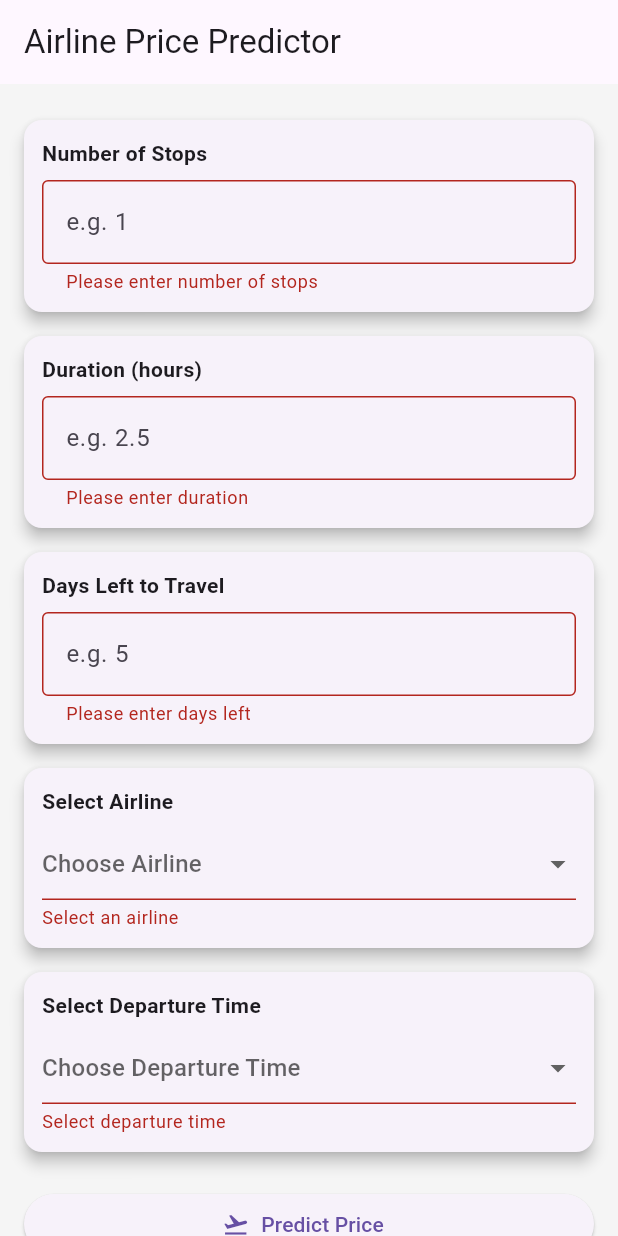
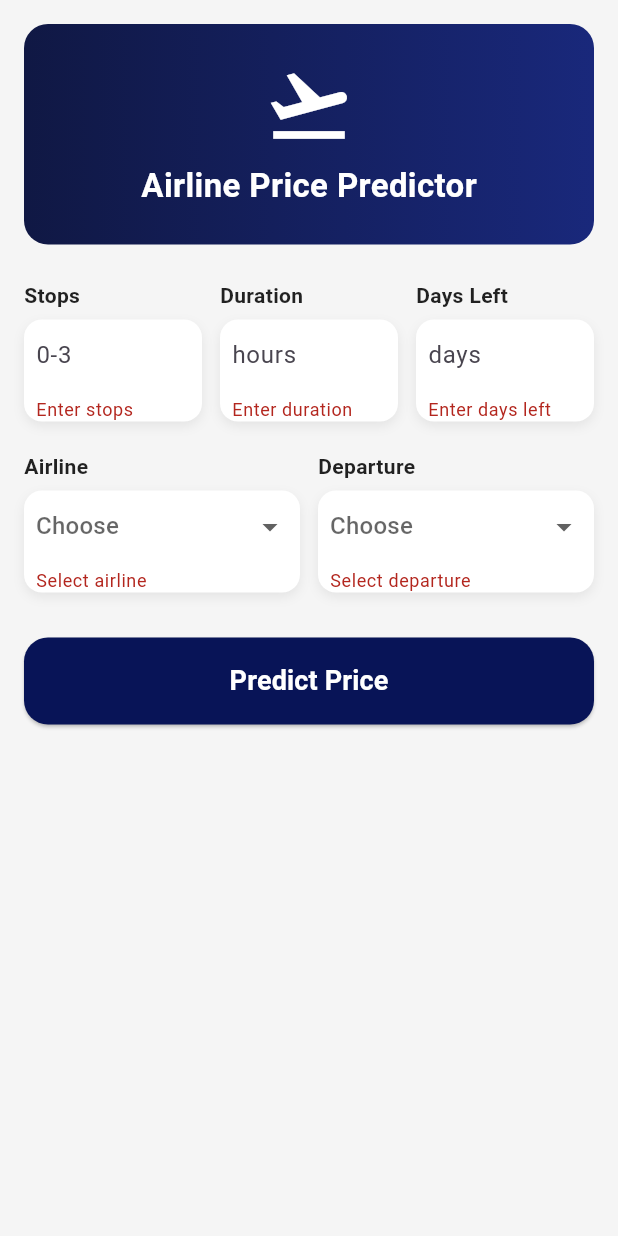
Before and after one commit to Sharif2138/Mobile-App-Regression-Analysis, a Flutter app: the screen it shows after launch, after a tap on "Predict Price", on a phone screen of 412 x 824 dp. Run offline on Flutter 3.47's test engine with Material 3 defaults, Android fonts, the light colour scheme and no system bars.

Commit message:
connected api to flutter app

```diff
--- a/summatives/flutter_mobile_app/lib/main.dart
+++ b/summatives/flutter_mobile_app/lib/main.dart
@@ -1,3 +1,5 @@
+// ignore_for_file: use_build_context_synchronously, deprecated_member_use
+
 import 'package:flutter/material.dart';
 import 'package:http/http.dart' as http;
 import 'dart:convert';
@@ -27,10 +29,10 @@ class PredictionScreen extends StatefulWidget {
   const PredictionScreen({super.key});
 
   @override
-  _PredictionScreenState createState() => _PredictionScreenState();
+  PredictionScreenState createState() => PredictionScreenState();
 }
 
-class _PredictionScreenState extends State<PredictionScreen> {
+class PredictionScreenState extends State<PredictionScreen> {
   final _formKey = GlobalKey<FormState>();
   final TextEditingController _stopsController = TextEditingController();
   final TextEditingController _durationController = TextEditingController();
@@ -107,7 +109,9 @@ class _PredictionScreenState extends State<PredictionScreen> {
 
     try {
       final response = await http.post(
-        Uri.parse('http://127.0.0.1:8000/predict'),
+        Uri.parse(
+          'https://mobile-app-regression-analysis.onrender.com/predict',
+        ),
         headers: {'Content-Type': 'application/json'},
         body: jsonEncode(payload),
       );
@@ -120,12 +124,12 @@ class _PredictionScreenState extends State<PredictionScreen> {
       } else {
         ScaffoldMessenger.of(
           context,
-        ).showSnackBar(SnackBar(content: Text('Prediction failed!')));
+        ).showSnackBar(const SnackBar(content: Text('Prediction failed!')));
       }
     } catch (e) {
       ScaffoldMessenger.of(
         context,
-      ).showSnackBar(SnackBar(content: Text('Error connecting to API!')));
+      ).showSnackBar(const SnackBar(content: Text('Error connecting to API!')));
     } finally {
       setState(() {
         _loading = false;
@@ -133,20 +137,36 @@ class _PredictionScreenState extends State<PredictionScreen> {
     }
   }
 
-  Widget buildInputCard(String label, Widget child) {
-    return Card(
-      elevation: 4,
-      margin: const EdgeInsets.symmetric(vertical: 8),
-      child: Padding(
-        padding: const EdgeInsets.all(12),
+  Widget buildInputField(String label, Widget field) {
+    return Expanded(
       child: Column(
         crossAxisAlignment: CrossAxisAlignment.start,
         children: [
-            Text(label, style: const TextStyle(fontWeight: FontWeight.bold)),
-            const SizedBox(height: 8),
-            child,
+          Text(
+            label,
+            style: const TextStyle(
+              fontSize: 14,
+              fontWeight: FontWeight.bold,
+              color: Colors.black87,
+            ),
+          ),
+          const SizedBox(height: 6),
+          Container(
+            padding: const EdgeInsets.symmetric(horizontal: 8),
+            decoration: BoxDecoration(
+              color: Colors.white,
+              borderRadius: BorderRadius.circular(12),
+              boxShadow: [
+                BoxShadow(
+                  color: Colors.grey.withOpacity(0.2),
+                  blurRadius: 6,
+                  offset: const Offset(0, 3),
+                ),
               ],
             ),
+            child: field,
+          ),
+        ],
       ),
     );
   }
@@ -154,56 +174,105 @@ class _PredictionScreenState extends State<PredictionScreen> {
   @override
   Widget build(BuildContext context) {
     return Scaffold(
-      appBar: AppBar(title: const Text('Airline Price Predictor')),
-      body: SingleChildScrollView(
-        padding: const EdgeInsets.all(16),
-        child: Form(
+      body: SafeArea(
+        child: SingleChildScrollView(
+          padding: const EdgeInsets.symmetric(horizontal: 16, vertical: 16),
+          child: Column(
+            children: [
+              // Header
+              Container(
+                width: double.infinity,
+                padding: const EdgeInsets.symmetric(vertical: 24),
+                decoration: BoxDecoration(
+                  gradient: const LinearGradient(
+                    colors: [Color(0xFF101844), Color(0xFF19287B)],
+                  ),
+                  borderRadius: BorderRadius.circular(16),
+                ),
+                child: Column(
+                  children: const [
+                    Icon(Icons.flight_takeoff, color: Colors.white, size: 60),
+                    SizedBox(height: 8),
+                    Text(
+                      'Airline Price Predictor',
+                      style: TextStyle(
+                        color: Colors.white,
+                        fontSize: 22,
+                        fontWeight: FontWeight.bold,
+                      ),
+                    ),
+                  ],
+                ),
+              ),
+              const SizedBox(height: 24),
+
+              Form(
                 key: _formKey,
                 child: Column(
                   children: [
-              buildInputCard(
-                'Number of Stops',
+                    // Numeric Inputs
+                    Row(
+                      children: [
+                        buildInputField(
+                          'Stops',
                           TextFormField(
                             controller: _stopsController,
                             keyboardType: TextInputType.number,
-                  validator: (v) =>
-                      v!.isEmpty ? 'Please enter number of stops' : null,
+                            validator: (v) {
+                              if (v == null || v.isEmpty) return 'Enter stops';
+                              final val = int.tryParse(v);
+                              if (val == null || val < 0 || val > 3) {
+                                return '0-3 only';
+                              }
+                              return null;
+                            },
                             decoration: const InputDecoration(
-                    hintText: 'e.g. 1',
-                    border: OutlineInputBorder(),
+                              border: InputBorder.none,
+                              hintText: '0-3',
                             ),
                           ),
                         ),
-              buildInputCard(
-                'Duration (hours)',
+                        const SizedBox(width: 12),
+                        buildInputField(
+                          'Duration',
                           TextFormField(
                             controller: _durationController,
                             keyboardType: TextInputType.number,
-                  validator: (v) => v!.isEmpty ? 'Please enter duration' : null,
+                            validator: (v) =>
+                                v!.isEmpty ? 'Enter duration' : null,
                             decoration: const InputDecoration(
-                    hintText: 'e.g. 2.5',
-                    border: OutlineInputBorder(),
+                              border: InputBorder.none,
+                              hintText: 'hours',
                             ),
                           ),
                         ),
-              buildInputCard(
-                'Days Left to Travel',
+                        const SizedBox(width: 12),
+                        buildInputField(
+                          'Days Left',
                           TextFormField(
                             controller: _daysLeftController,
                             keyboardType: TextInputType.number,
                             validator: (v) =>
-                      v!.isEmpty ? 'Please enter days left' : null,
+                                v!.isEmpty ? 'Enter days left' : null,
                             decoration: const InputDecoration(
-                    hintText: 'e.g. 5',
-                    border: OutlineInputBorder(),
+                              border: InputBorder.none,
+                              hintText: 'days',
                             ),
                           ),
                         ),
-              buildInputCard(
-                'Select Airline',
+                      ],
+                    ),
+                    const SizedBox(height: 20),
+
+                    // Dropdowns
+                    Row(
+                      children: [
+                        buildInputField(
+                          'Airline',
                           DropdownButtonFormField<String>(
+                            isExpanded: true,
                             value: _selectedAirline,
-                  hint: const Text('Choose Airline'),
+                            hint: const Text('Choose'),
                             items: airlines
                                 .map(
                                   (airline) => DropdownMenuItem(
@@ -212,57 +281,110 @@ class _PredictionScreenState extends State<PredictionScreen> {
                                   ),
                                 )
                                 .toList(),
-                  validator: (v) => v == null ? 'Select an airline' : null,
-                  onChanged: (v) => setState(() => _selectedAirline = v),
+                            validator: (v) =>
+                                v == null ? 'Select airline' : null,
+                            onChanged: (v) =>
+                                setState(() => _selectedAirline = v),
+                            decoration: const InputDecoration(
+                              border: InputBorder.none,
                             ),
                           ),
-              buildInputCard(
-                'Select Departure Time',
+                        ),
+                        const SizedBox(width: 12),
+                        buildInputField(
+                          'Departure',
                           DropdownButtonFormField<String>(
+                            isExpanded: true,
                             value: _selectedDepartureTime,
-                  hint: const Text('Choose Departure Time'),
+                            hint: const Text('Choose'),
                             items: departureTimes
                                 .map(
-                        (time) =>
-                            DropdownMenuItem(value: time, child: Text(time)),
+                                  (time) => DropdownMenuItem(
+                                    value: time,
+                                    child: Text(time),
+                                  ),
                                 )
                                 .toList(),
-                  validator: (v) => v == null ? 'Select departure time' : null,
-                  onChanged: (v) => setState(() => _selectedDepartureTime = v),
+                            validator: (v) =>
+                                v == null ? 'Select departure' : null,
+                            onChanged: (v) =>
+                                setState(() => _selectedDepartureTime = v),
+                            decoration: const InputDecoration(
+                              border: InputBorder.none,
                             ),
                           ),
-              const SizedBox(height: 16),
+                        ),
+                      ],
+                    ),
+                    const SizedBox(height: 30),
+
+                    // Predict Button
                     SizedBox(
                       width: double.infinity,
-                child: ElevatedButton.icon(
+                      child: ElevatedButton(
                         onPressed: _loading ? null : predictPrice,
-                  icon: _loading
-                      ? const SizedBox(
-                          width: 16,
-                          height: 16,
-                          child: CircularProgressIndicator(
+                        style: ElevatedButton.styleFrom(
+                          padding: const EdgeInsets.symmetric(vertical: 16),
+                          backgroundColor: const Color(0xFF081457),
+                          shape: RoundedRectangleBorder(
+                            borderRadius: BorderRadius.circular(16),
+                          ),
+                        ),
+                        child: _loading
+                            ? const CircularProgressIndicator(
                                 color: Colors.white,
-                            strokeWidth: 2,
+                              )
+                            : const Text(
+                                'Predict Price',
+                                style: TextStyle(
+                                  fontSize: 18,
+                                  fontWeight: FontWeight.bold,
+                                  color: Colors.white,
                                 ),
-                        )
-                      : const Icon(Icons.flight_takeoff),
-                  label: const Text('Predict Price'),
+                              ),
                       ),
                     ),
                     const SizedBox(height: 24),
+
+                    // Prediction Output
                     if (_predictedPrice != null)
-                Card(
+                      Container(
+                        width: double.infinity,
+                        padding: const EdgeInsets.all(24),
+                        decoration: BoxDecoration(
                           color: Colors.indigo[50],
-                  elevation: 4,
-                  child: Padding(
-                    padding: const EdgeInsets.all(16),
-                    child: Text(
-                      'Predicted Price: \$${_predictedPrice!.toStringAsFixed(2)}',
-                      style: const TextStyle(
-                        fontSize: 24,
+                          borderRadius: BorderRadius.circular(16),
+                          boxShadow: [
+                            BoxShadow(
+                              color: Colors.grey.withOpacity(0.3),
+                              blurRadius: 6,
+                              offset: const Offset(0, 3),
+                            ),
+                          ],
+                        ),
+                        child: Column(
+                          children: [
+                            const Text(
+                              'Predicted Price',
+                              style: TextStyle(
+                                fontSize: 20,
                                 fontWeight: FontWeight.bold,
+                                color: Colors.indigo,
                               ),
                             ),
+                            const SizedBox(height: 12),
+                            Text(
+                              '\$${_predictedPrice!.toStringAsFixed(2)}',
+                              style: const TextStyle(
+                                fontSize: 32,
+                                fontWeight: FontWeight.bold,
+                                color: Colors.black87,
+                              ),
+                            ),
+                          ],
+                        ),
+                      ),
+                  ],
                 ),
               ),
             ],
```
Lines whose indentation alone changed are shown as unchanged.
